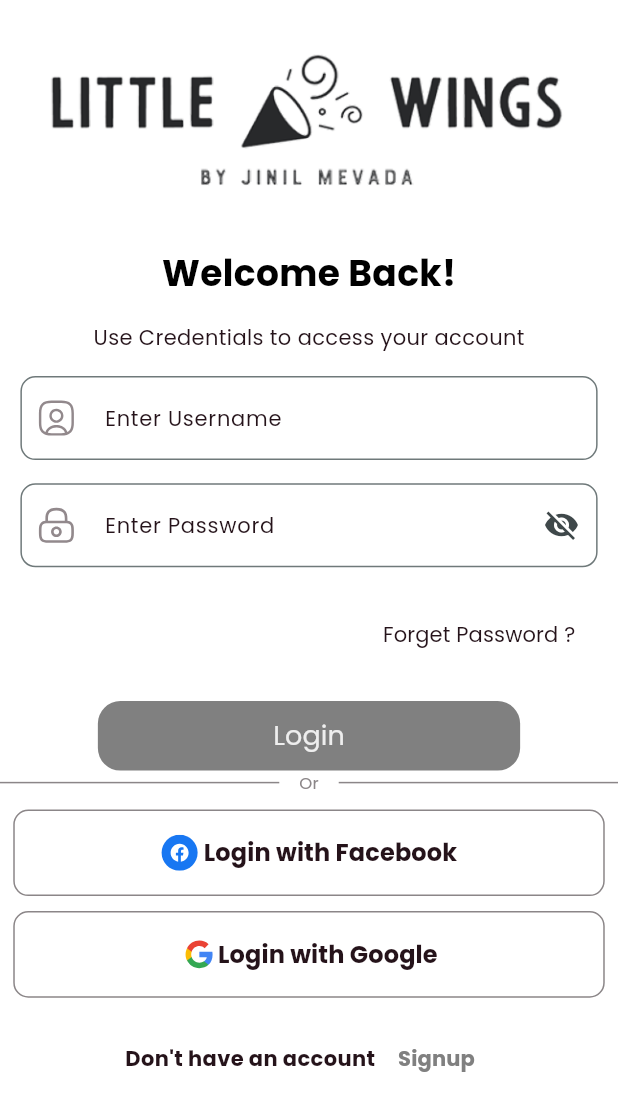
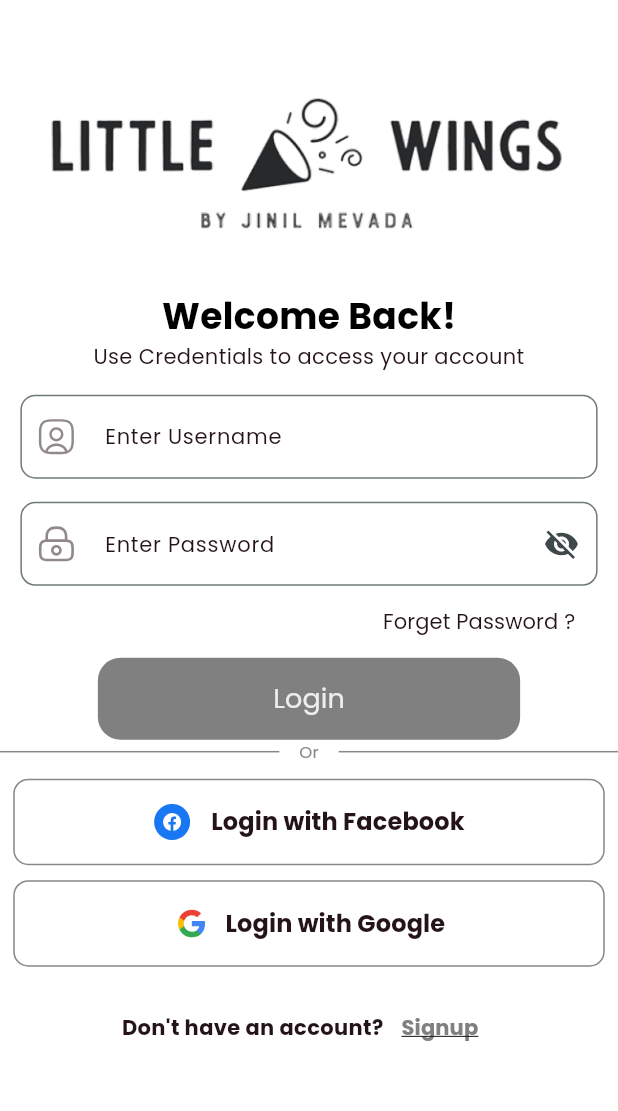
Before and after one commit to MostafaAbdallaH686/Event-Planning-App, a Flutter app: the screen it shows after launch, on a phone screen of 412 x 824 dp. Shown: the top 1111 px of the screen. Run offline on Flutter 3.47's test engine with Material 3 defaults, Android fonts, the phone set to English and light mode, and no system bars; our stand-ins replace cloud_firestore, dio, equatable, firebase_auth, firebase_core, flutter_bloc and 5 more; missing offline and left inert: flutter_facebook_auth; accounts and stored records are empty; project files that could hold a hidden picture were left out.

Commit message:
Fixing simple ui problems in Login screen

```diff
--- a/lib/core/utils/utils/app_string.dart
+++ b/lib/core/utils/utils/app_string.dart
@@ -17,7 +17,7 @@ abstract class AppString {
   static const String or = " Or ";
   static const String logFace = " Login with Facebook";
   static const String logGoogle = "Login with Google";
-  static const String noAcc = "Don't have an account ";
+  static const String noAcc = "Don't have an account?";
   static const String signup = "Signup";
 
   // Register
--- a/lib/core/utils/widget/custom_firebasebutton.dart
+++ b/lib/core/utils/widget/custom_firebasebutton.dart
@@ -31,6 +31,7 @@ class CustomFirebasebutton extends StatelessWidget {
               mainAxisAlignment: MainAxisAlignment.center,
               children: [
                 SvgPicture.asset(icon),
+                const SizedBox(width: 10),
                 Text(
                   text,
                   style: AppTextStyle.bold16(AppColor.colorbA1),
--- a/lib/core/utils/widget/custom_textbutton.dart
+++ b/lib/core/utils/widget/custom_textbutton.dart
@@ -16,7 +16,7 @@ class CustomTextbutton extends StatelessWidget {
     return Center(
       child: Container(
         width: size.width * 0.6833,
-        height: size.height * 0.05625,
+        height: size.height * 0.06625,
         decoration: BoxDecoration(
           color: AppColor.colorbr80,
           borderRadius: AppRadius.buttonRaduis,
--- a/lib/features/auth/view/login/widget/login_screen_body.dart
+++ b/lib/features/auth/view/login/widget/login_screen_body.dart
@@ -44,18 +44,28 @@ class _LoginScreenBodyState extends State<LoginScreenBody> {
         child: Column(
           children: [
             //picture
-            Image.asset(
-              AppImage.splash,
-              width: double.infinity,
-              height: size.height * 0.20,
-              fit: BoxFit.cover,
-            ),
+            SizedBox(height: size.height * 0.035),
+
+            Container(
+                width: double.infinity,
+                height: size.height * 0.20,
+                decoration: BoxDecoration(
+                    image: DecorationImage(
+                  image: AssetImage(AppImage.splash),
+                  fit: BoxFit.cover,
+                ))),
+            // Image.asset(
+            //   AppImage.splash,
+            //   width: double.infinity,
+            //   height: size.height * 0.20,
+            //   fit: BoxFit.cover,
+            // ),
             Text(
               AppString.welcome,
               style: AppTextStyle.bold24(AppColor.black),
             ),
-            SizedBox(height: size.height * 0.02),
             Text(
+              textAlign: TextAlign.center,
               AppString.describtion,
               style: AppTextStyle.reg14(AppColor.colorbA1),
             ),
@@ -80,7 +90,6 @@ class _LoginScreenBodyState extends State<LoginScreenBody> {
                 ),
               ),
             ),
-            SizedBox(height: size.height * 0.025),
             Row(
               mainAxisAlignment: MainAxisAlignment.start,
               children: [
@@ -97,7 +106,7 @@ class _LoginScreenBodyState extends State<LoginScreenBody> {
                 SizedBox(width: size.height * 0.02),
               ],
             ),
-            SizedBox(height: size.height * 0.025),
+            //  SizedBox(height: size.height * 0.025),
             //login button
             BlocConsumer<UserCubit, UserState>(
               listener: (context, state) {
@@ -125,7 +134,7 @@ class _LoginScreenBodyState extends State<LoginScreenBody> {
                     });
               },
             ),
-            SizedBox(width: size.height * 0.01),
+            // SizedBox(width: size.height * 0.04),
             LinedText(
               text: AppString.or,
             ),
@@ -192,7 +201,9 @@ class _LoginScreenBodyState extends State<LoginScreenBody> {
                   },
                   child: Text(
                     AppString.signup,
-                    style: AppTextStyle.bold14(AppColor.colorbr80),
+                    style: AppTextStyle.bold14(AppColor.colorbr80).copyWith(
+                      decoration: TextDecoration.underline,
+                    ),
                   ),
                 ),
               ],
--- a/lib/features/auth/view/register/widget/register_screen_body.dart
+++ b/lib/features/auth/view/register/widget/register_screen_body.dart
@@ -189,7 +189,9 @@ class _RegisterScreenBodyState extends State<RegisterScreenBody> {
                 },
                 child: Text(
                   AppString.login,
-                  style: AppTextStyle.bold14(AppColor.colorbr80),
+                  style: AppTextStyle.bold14(AppColor.colorbr80).copyWith(
+                    decoration: TextDecoration.underline,
+                  ),
                 ),
               ),
             ]),
```
Also changed, not shown: 125 other files.
